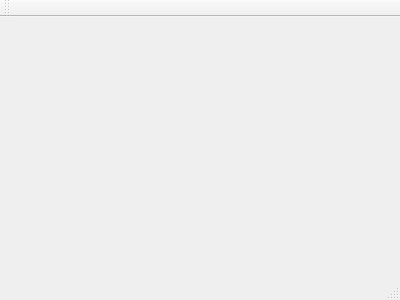
Above: mainwindow.ui from Buvaluy/VirtualMachine before the change. Below: the same form after it.
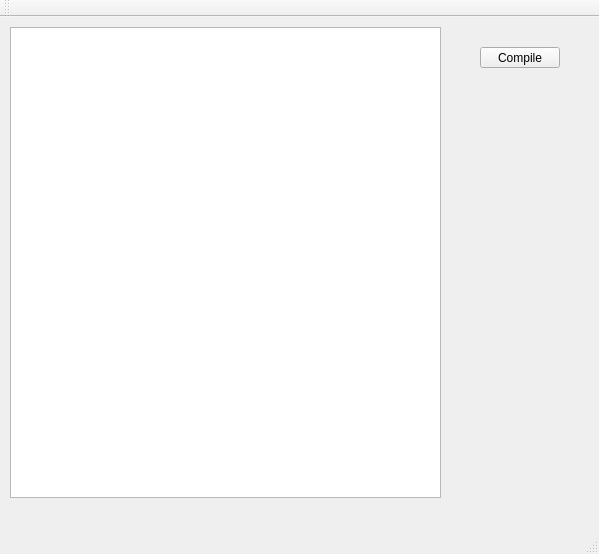
That is the form after the change.

Patch:
```diff
--- a/mainwindow.ui
+++ b/mainwindow.ui
@@ -1,24 +1,66 @@
 <ui version="4.0">
  <class>MainWindow</class>
- <widget class="QMainWindow" name="MainWindow" >
-  <property name="geometry" >
+ <widget class="QMainWindow" name="MainWindow">
+  <property name="geometry">
    <rect>
     <x>0</x>
     <y>0</y>
-    <width>400</width>
-    <height>300</height>
+    <width>599</width>
+    <height>554</height>
    </rect>
   </property>
   <property name="windowTitle" >
    <string>MainWindow</string>
   </property>
-  <widget class="QMenuBar" name="menuBar" />
-  <widget class="QToolBar" name="mainToolBar" />
-  <widget class="QWidget" name="centralWidget" />
-  <widget class="QStatusBar" name="statusBar" />
+  <widget class="QWidget" name="centralWidget">
+   <widget class="QTextEdit" name="textEdit">
+    <property name="geometry">
+     <rect>
+      <x>10</x>
+      <y>10</y>
+      <width>431</width>
+      <height>471</height>
+     </rect>
+    </property>
+    <property name="styleSheet">
+     <string notr="true">font: 14pt &quot;Consolas&quot;;</string>
+    </property>
+   </widget>
+   <widget class="QPushButton" name="btnCompile">
+    <property name="geometry">
+     <rect>
+      <x>480</x>
+      <y>30</y>
+      <width>80</width>
+      <height>21</height>
+     </rect>
+    </property>
+    <property name="text">
+     <string>Compile</string>
+    </property>
+   </widget>
+  </widget>
+  <widget class="QMenuBar" name="menuBar">
+   <property name="geometry">
+    <rect>
+     <x>0</x>
+     <y>0</y>
+     <width>599</width>
+     <height>20</height>
+    </rect>
+   </property>
+  </widget>
+  <widget class="QToolBar" name="mainToolBar">
+   <attribute name="toolBarArea">
+    <enum>TopToolBarArea</enum>
+   </attribute>
+   <attribute name="toolBarBreak">
+    <bool>false</bool>
+   </attribute>
+  </widget>
+  <widget class="QStatusBar" name="statusBar"/>
  </widget>
- <layoutDefault spacing="6" margin="11" />
- <pixmapfunction></pixmapfunction>
+ <layoutdefault spacing="6" margin="11"/>
  <resources/>
  <connections/>
 </ui>
```
Left out of the diff: 3 changed lines with no effect on the pictures.
